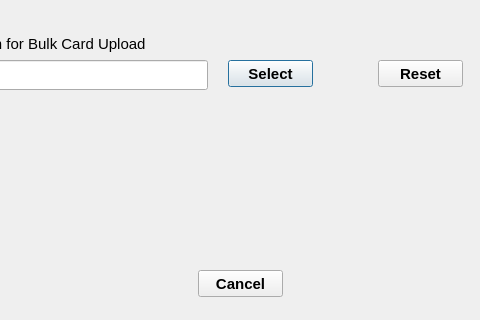
This is gui_data/frm_bulk_card_import.ui in kowmang/Eqsl_Program as Qt 5 draws it before an edit; both pictures show x 162 to 642 and y 280 to 600 of the 800 by 600 pixel window. The edited form follows.
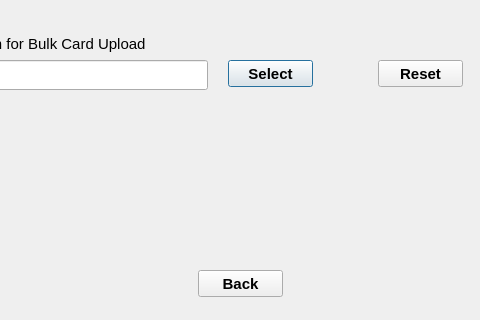
This is the edited form.

Diff of the .ui file:
```diff
--- a/gui_data/frm_bulk_card_import.ui
+++ b/gui_data/frm_bulk_card_import.ui
@@ -157,7 +157,7 @@
     </font>
    </property>
    <property name="text">
-    <string>Cancel</string>
+    <string>Back</string>
    </property>
   </widget>
  </widget>
```
